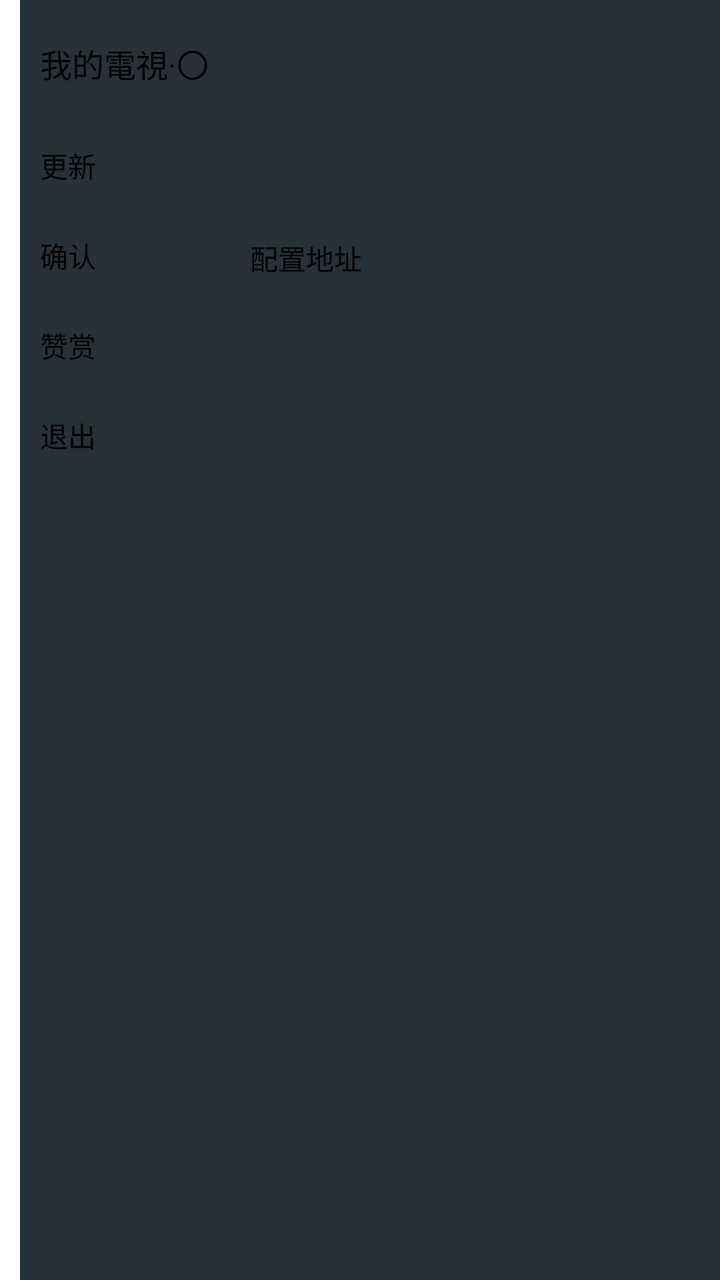
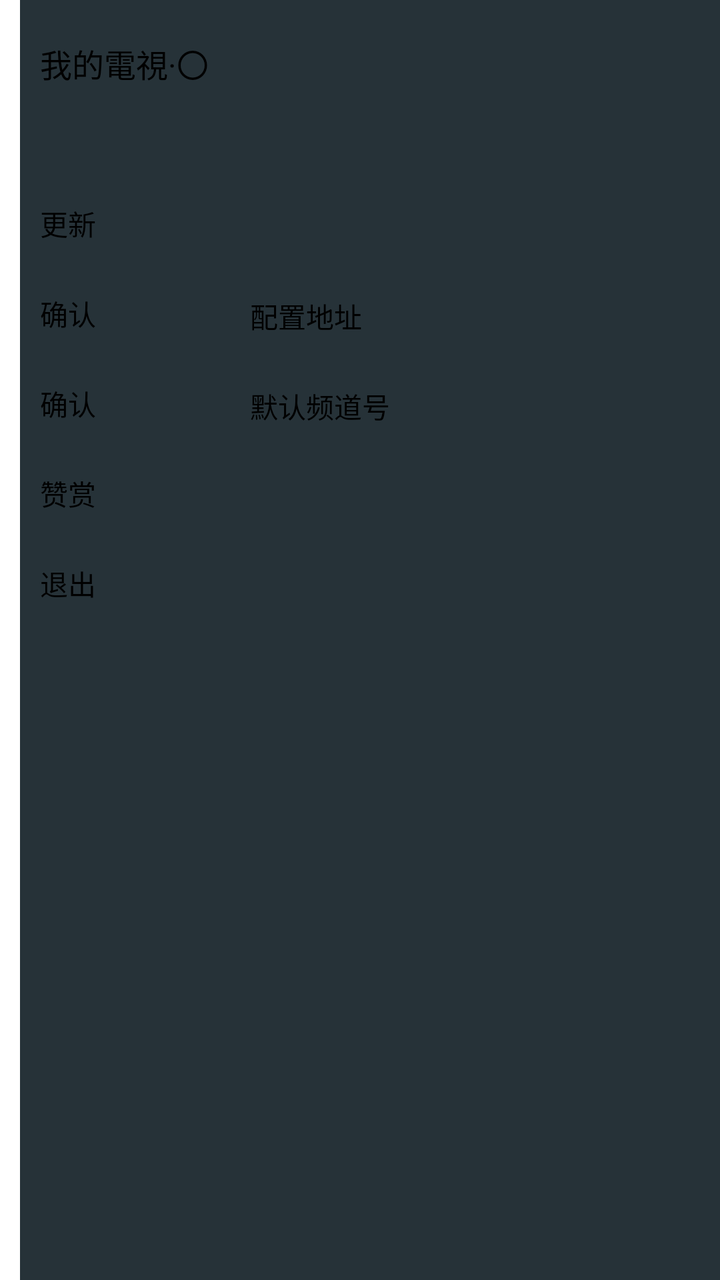

The first picture is an Android layout as it rendered before a commit; the second is the same layout after the commit. The layout source and the unified diff follow.
<!-- AndroidManifest.xml: application theme Theme.MyTV0 -->
<!-- res/layout/setting.xml -->
<?xml version="1.0" encoding="utf-8"?>
<LinearLayout xmlns:android="http://schemas.android.com/apk/res/android"
    android:id="@+id/setting"
    android:layout_width="match_parent"
    android:layout_height="match_parent"
    android:clickable="true"
    android:focusable="false"
    android:gravity="end"
    >
    <ScrollView
        android:id="@+id/container"
        android:layout_width="wrap_content"
        android:layout_height="match_parent"
        android:fillViewport="true"
        >
    <LinearLayout
        android:id="@+id/content"
        android:layout_width="350dp"
        android:layout_height="wrap_content"
        android:orientation="vertical"
        android:paddingTop="20dp"
        android:paddingLeft="10dp"
        android:paddingRight="10dp"
        android:background="@color/blur"
        >
        <TextView
            android:id="@+id/name"
            android:layout_width="wrap_content"
            android:layout_height="wrap_content"
            android:text="@string/app_name"
            android:textSize="16sp" />
        <TextView
            android:id="@+id/version"
            android:layout_width="wrap_content"
            android:layout_height="wrap_content"
            android:layout_marginTop="10dp"
            android:text=""
            android:textSize="14sp"
            />
        <LinearLayout
            android:layout_width="match_parent"
            android:layout_height="wrap_content"
            android:orientation="horizontal"
            >
            <Button
                android:id="@+id/check_version"
                android:layout_width="100dp"
                android:layout_height="45dp"
                android:layout_marginEnd="5dp"
                android:textSize="14sp"
                android:text="@string/check_version"
                />
            <ProgressBar
                android:visibility="gone"
                android:layout_width="wrap_content"
                android:layout_height="wrap_content"
                />
            <TextView
                android:id="@+id/version_name"
                android:text=""
                android:textSize="14sp"
                android:layout_width="wrap_content"
                android:layout_height="wrap_content" />
        </LinearLayout>
        <LinearLayout
            android:layout_width="match_parent"
            android:layout_height="wrap_content"
            android:orientation="horizontal">
            <Button
                android:id="@+id/confirm_button"
                android:layout_width="100dp"
                android:layout_height="45dp"
                android:layout_marginEnd="5dp"
                android:textSize="14sp"
                android:text="@string/confirm" />
            <EditText
                android:id="@+id/my_edit_text"
                android:layout_width="245dp"
                android:layout_height="wrap_content"
                android:textSize="14sp"
                android:autofillHints=""
                android:hint="@string/channels"
                android:scrollbars="vertical"
                android:inputType="textMultiLine" />
        </LinearLayout>
        <Button
            android:id="@+id/appreciate"
            android:layout_width="100dp"
            android:layout_height="45dp"
            android:layout_marginTop="0dp"
            android:text="@string/appreciate"
            android:textSize="14sp"
            />
        <Button
            android:id="@+id/exit"
            android:layout_width="100dp"
            android:layout_height="45dp"
            android:layout_marginTop="0dp"
            android:text="@string/exit"
            android:textSize="14sp"
            />
        <Switch
            android:id="@+id/switch_channel_reversal"
            android:text="@string/title_channel_reversal"
            android:textSize="14sp"
            android:layout_marginTop="5dp"
            android:layout_width="match_parent"
            android:layout_height="wrap_content" />
        <Switch
            android:id="@+id/switch_channel_num"
            android:text="@string/title_channel_num"
            android:textSize="14sp"
            android:layout_marginTop="5dp"
            android:layout_width="match_parent"
            android:layout_height="wrap_content" />
        <Switch
            android:id="@+id/switch_time"
            android:text="@string/title_time"
            android:textSize="14sp"
            android:layout_marginTop="5dp"
            android:layout_width="match_parent"
            android:layout_height="wrap_content" />
        <Switch
            android:id="@+id/switch_boot_startup"
            android:text="@string/title_boot_startup"
            android:layout_marginTop="5dp"
            android:textSize="14sp"
            android:layout_width="match_parent"
            android:layout_height="wrap_content" />
        <Switch
            android:id="@+id/switch_repeat_info"
            android:text="@string/title_repeat_info"
            android:textSize="14sp"
            android:layout_marginTop="5dp"
            android:layout_width="match_parent"
            android:layout_height="wrap_content" />
        <Switch
            android:id="@+id/switch_config_auto_load"
            android:text="@string/title_config_auto_load"
            android:textSize="14sp"
            android:layout_marginTop="5dp"
            android:layout_width="match_parent"
            android:layout_height="wrap_content" />
    </LinearLayout>
    </ScrollView>
</LinearLayout>
<!-- resources referenced by this layout -->
<resources>
  <color name="blur">#FF263238</color>
  <string name="app_name">我的電視·〇</string>
  <string name="appreciate">赞赏</string>
  <string name="channels">配置地址</string>
  <string name="check_version">更新</string>
  <string name="confirm">确认</string>
  <string name="exit">退出</string>
  <string name="title_boot_startup">开机自启</string>
  <string name="title_channel_num">换台时显示频道号</string>
  <string name="title_channel_reversal">换台反转</string>
  <string name="title_config_auto_load">开机时自动导入配置</string>
  <string name="title_repeat_info">循环播放时显示信息</string>
  <string name="title_time">显示时间</string>
  <style name="Theme.MyTV0" parent="@style/Theme.Leanback">
      </style>
</resources>

<!-- the commit's change to res/layout/setting.xml (unified diff, before → after) -->
@@ -37,6 +37,14 @@
             android:text=""
             android:textSize="14sp"
             />
+        <TextView
+            android:id="@+id/server"
+            android:layout_width="wrap_content"
+            android:layout_height="wrap_content"
+            android:layout_marginTop="10dp"
+            android:text=""
+            android:textSize="14sp"
+            />
         <LinearLayout
             android:layout_width="match_parent"
             android:layout_height="wrap_content"
@@ -67,19 +75,40 @@
             android:layout_height="wrap_content"
             android:orientation="horizontal">
             <Button
-                android:id="@+id/confirm_button"
+                android:id="@+id/confirm_config"
                 android:layout_width="100dp"
                 android:layout_height="45dp"
                 android:layout_marginEnd="5dp"
                 android:textSize="14sp"
                 android:text="@string/confirm" />
             <EditText
-                android:id="@+id/my_edit_text"
+                android:id="@+id/config"
                 android:layout_width="245dp"
                 android:layout_height="wrap_content"
                 android:textSize="14sp"
                 android:autofillHints=""
                 android:hint="@string/channels"
+                android:scrollbars="vertical"
+                android:inputType="textMultiLine" />
+        </LinearLayout>
+        <LinearLayout
+            android:layout_width="match_parent"
+            android:layout_height="wrap_content"
+            android:orientation="horizontal">
+            <Button
+                android:id="@+id/confirm_default_channel"
+                android:layout_width="100dp"
+                android:layout_height="45dp"
+                android:layout_marginEnd="5dp"
+                android:textSize="14sp"
+                android:text="@string/confirm" />
+            <EditText
+                android:id="@+id/default_channel"
+                android:layout_width="245dp"
+                android:layout_height="wrap_content"
+                android:textSize="14sp"
+                android:autofillHints=""
+                android:hint="@string/default_channel"
                 android:scrollbars="vertical"
                 android:inputType="textMultiLine" />
         </LinearLayout>
<!-- resource entries referenced after the edit -->
@@ -6,6 +6,7 @@
   <string name="channels">配置地址</string>
   <string name="check_version">更新</string>
   <string name="confirm">确认</string>
+  <string name="default_channel">默认频道号</string>
   <string name="exit">退出</string>
   <string name="title_boot_startup">开机自启</string>
   <string name="title_channel_num">换台时显示频道号</string>
